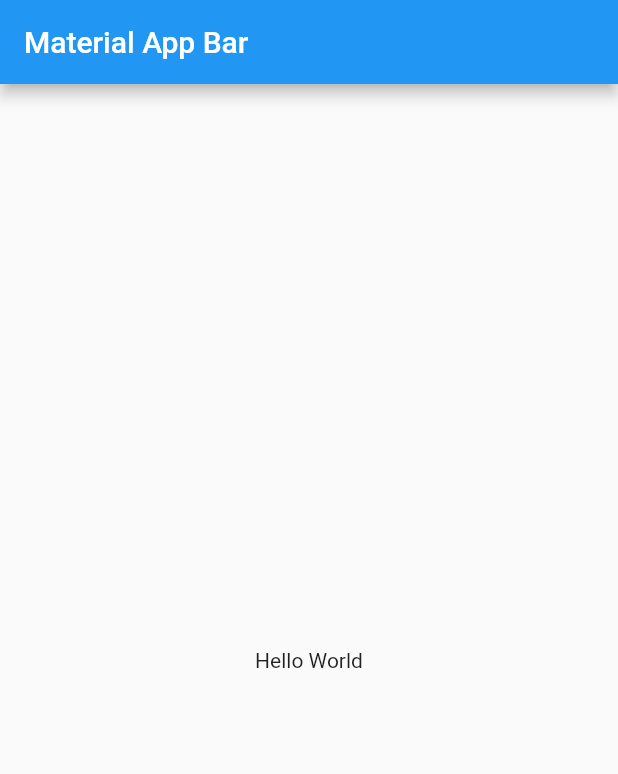
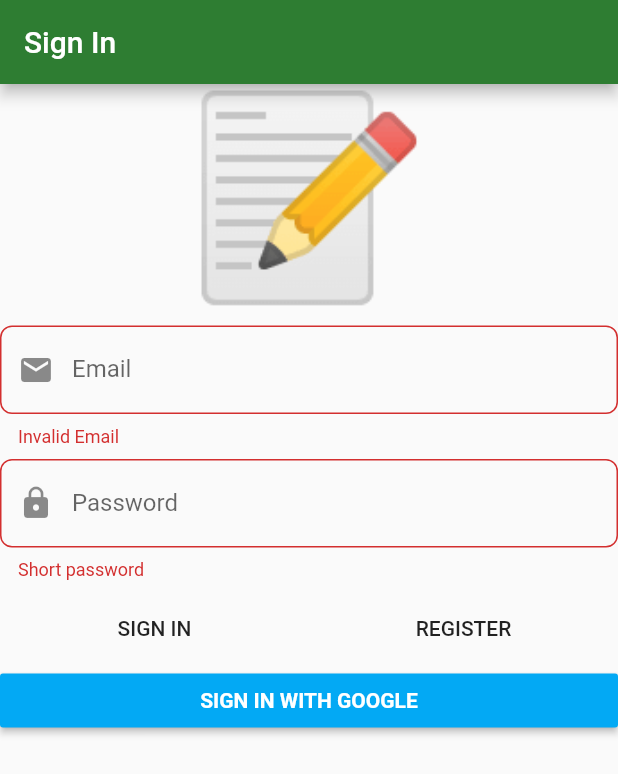
Before and after one commit to venkatraj/notes, a Flutter app: the screen it shows after launch, on a phone screen of 412 x 824 dp. Shown: the top 774 px of the screen. Run offline on Flutter 3.47's test engine with Material 2 defaults, Android fonts, the phone set to English and light mode, and no system bars; our stand-ins replace bloc, dartz, firebase_auth, firebase_core, flushbar, flutter_bloc and 4 more; accounts and stored records are empty; generated files the repository leaves out were written again.

Commit message:
sign-in form UI

```diff
--- a/lib/main.dart
+++ b/lib/main.dart
@@ -2,26 +2,11 @@ import 'package:firebase_core/firebase_core.dart';
 import 'package:flutter/material.dart';
 import 'package:injectable/injectable.dart';
 import 'package:notes/injection.dart';
+import 'package:notes/presentation/core/app_widget.dart';
 
 Future<void> main() async {
+  WidgetsFlutterBinding.ensureInitialized();
   configureInjection(Environment.prod);
   await Firebase.initializeApp();
-  runApp(MyApp());
+  runApp(AppWidget());
 }
-
-class MyApp extends StatelessWidget {
-  @override
-  Widget build(BuildContext context) {
-    return MaterialApp(
-      title: 'Material App',
-      home: Scaffold(
-        appBar: AppBar(
-          title: const Text('Material App Bar'),
-        ),
-        body: const Center(
-          child: Text('Hello World'),
-        ),
-      ),
-    );
-  }
-}
--- /dev/null
+++ b/lib/presentation/core/app_widget.dart
@@ -0,0 +1,22 @@
+import 'package:flutter/material.dart';
+import 'package:notes/presentation/sign_in/sign_in_page.dart';
+
+class AppWidget extends StatelessWidget {
+  @override
+  Widget build(BuildContext context) {
+    return MaterialApp(
+      title: 'Notes',
+      home: SignInPage(),
+      debugShowCheckedModeBanner: false,
+      theme: ThemeData.light().copyWith(
+        primaryColor: Colors.green[800],
+        accentColor: Colors.blueAccent,
+        inputDecorationTheme: InputDecorationTheme(
+          border: OutlineInputBorder(
+            borderRadius: BorderRadius.circular(8),
+          ),
+        ),
+      ),
+    );
+  }
+}
--- /dev/null
+++ b/lib/presentation/sign_in/sign_in_page.dart
@@ -0,0 +1,21 @@
+import 'package:flutter/material.dart';
+import 'package:flutter_bloc/flutter_bloc.dart';
+import 'package:notes/application/auth/sign_in_form/sign_in_form_bloc.dart';
+import 'package:notes/presentation/sign_in/widgets/sign_in_form.dart';
+
+import '../../injection.dart';
+
+class SignInPage extends StatelessWidget {
+  @override
+  Widget build(BuildContext context) {
+    return Scaffold(
+      appBar: AppBar(
+        title: const Text('Sign In'),
+      ),
+      body: BlocProvider(
+        create: (context) => getIt<SignInFormBloc>(),
+        child: SignInForm(),
+      ),
+    );
+  }
+}
--- /dev/null
+++ b/lib/presentation/sign_in/widgets/sign_in_form.dart
@@ -0,0 +1,126 @@
+import 'package:flushbar/flushbar_helper.dart';
+import 'package:flutter/material.dart';
+import 'package:flutter_bloc/flutter_bloc.dart';
+import 'package:notes/application/auth/sign_in_form/sign_in_form_bloc.dart';
+
+class SignInForm extends StatelessWidget {
+  @override
+  Widget build(BuildContext context) {
+    return BlocConsumer<SignInFormBloc, SignInFormState>(
+      listener: (context, state) {
+        state.authFailureOrSuccessOption.fold(
+          () => null,
+          (either) => either.fold(
+            (failure) {
+              FlushbarHelper.createError(
+                message: failure.map(
+                  cancelledByUser: (_) => 'Cancelled',
+                  serverError: (_) => 'Server error',
+                  emailAlreadyInUse: (_) => 'Email already in use',
+                  invalidEmailAndPasswordCombination: (_) =>
+                      'Invalid email and password combination',
+                ),
+              ).show(context);
+            },
+            (_) {
+              // TODO: Navigate
+            },
+          ),
+        );
+      },
+      builder: (context, state) {
+        return Form(
+          autovalidateMode: AutovalidateMode.always,
+          child: ListView(
+            children: [
+              const Text(
+                '📝',
+                textAlign: TextAlign.center,
+                style: TextStyle(fontSize: 130),
+              ),
+              const SizedBox(height: 8),
+              TextFormField(
+                decoration: const InputDecoration(
+                  prefixIcon: Icon(Icons.email),
+                  labelText: 'Email',
+                ),
+                autocorrect: false,
+                onChanged: (value) => context
+                    .read<SignInFormBloc>()
+                    .add(SignInFormEvent.emailChanged(value)),
+                validator: (_) => context
+                    .read<SignInFormBloc>()
+                    .state
+                    .emailAddress
+                    .value
+                    .fold(
+                      (f) => f.maybeMap(
+                        invalidEmail: (_) => 'Invalid Email',
+                        orElse: () => '',
+                      ),
+                      (_) => null,
+                    ),
+              ),
+              const SizedBox(height: 8),
+              TextFormField(
+                decoration: const InputDecoration(
+                  prefixIcon: Icon(Icons.lock),
+                  labelText: 'Password',
+                ),
+                autocorrect: false,
+                obscureText: true,
+                onChanged: (value) => context.read<SignInFormBloc>().add(
+                      SignInFormEvent.passwordChanged(value),
+                    ),
+                validator: (_) =>
+                    context.read<SignInFormBloc>().state.password.value.fold(
+                          (failure) => failure.maybeMap(
+                            shortPassword: (_) => 'Short password',
+                            orElse: () => '',
+                          ),
+                          (_) => null,
+                        ),
+              ),
+              const SizedBox(height: 8),
+              Row(
+                children: [
+                  Expanded(
+                      child: FlatButton(
+                    onPressed: () {
+                      context.read<SignInFormBloc>().add(const SignInFormEvent
+                          .signInWithEmailAndPasswordPressed());
+                    },
+                    child: const Text('SIGN IN'),
+                  )),
+                  Expanded(
+                      child: FlatButton(
+                    onPressed: () {
+                      context.read<SignInFormBloc>().add(const SignInFormEvent
+                          .registerWithEmailAndPasswordPressed());
+                    },
+                    child: const Text('REGISTER'),
+                  )),
+                ],
+              ),
+              RaisedButton(
+                onPressed: () {
+                  context
+                      .read<SignInFormBloc>()
+                      .add(const SignInFormEvent.signInGooglePressed());
+                },
+                color: Colors.lightBlue,
+                child: const Text(
+                  'SIGN IN WITH GOOGLE',
+                  style: TextStyle(
+                    color: Colors.white,
+                    fontWeight: FontWeight.bold,
+                  ),
+                ),
+              ),
+            ],
+          ),
+        );
+      },
+    );
+  }
+}
--- a/pubspec.yaml
+++ b/pubspec.yaml
@@ -15,6 +15,7 @@ dependencies:
   dartz: ^0.9.2
   firebase_auth: ^0.18.3+1
   firebase_core: ^0.5.2+1
+  flushbar: ^1.10.4
   flutter_bloc: ^6.1.1
   freezed_annotation: ^0.12.0
   get_it: ^5.0.1
```
Also changed, not shown: pubspec.lock, 2 other files.
